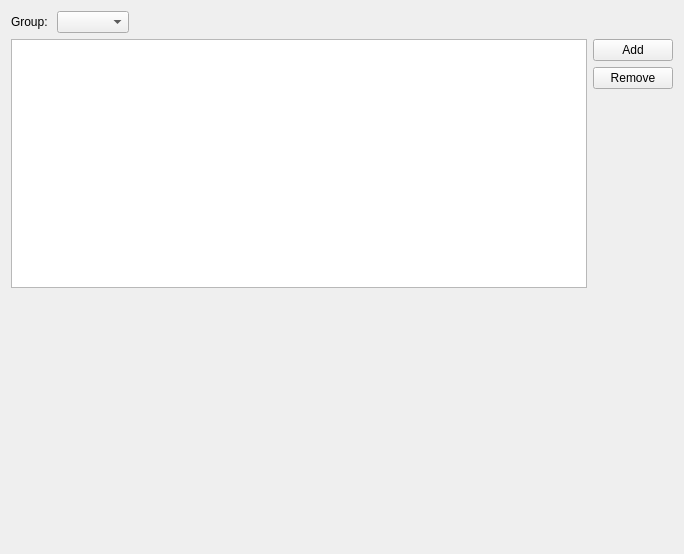
qt-creator/qt-creator, file src/plugins/texteditor/snippets/snippetssettingspage.ui: the form before one commit.
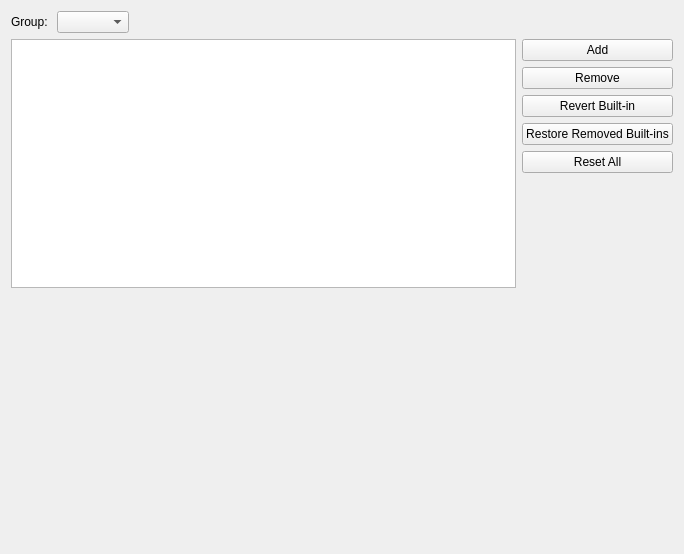
The form after the commit.

Diff of the .ui file:
```diff
--- a/src/plugins/texteditor/snippets/snippetssettingspage.ui
+++ b/src/plugins/texteditor/snippets/snippetssettingspage.ui
@@ -79,6 +79,27 @@
          </property>
         </widget>
        </item>
+       <item>
+        <widget class="QPushButton" name="revertButton">
+         <property name="text">
+          <string>Revert Built-in</string>
+         </property>
+        </widget>
+       </item>
+       <item>
+        <widget class="QPushButton" name="restoreRemovedButton">
+         <property name="text">
+          <string>Restore Removed Built-ins</string>
+         </property>
+        </widget>
+       </item>
+       <item>
+        <widget class="QPushButton" name="resetAllButton">
+         <property name="text">
+          <string>Reset All</string>
+         </property>
+        </widget>
+       </item>
        <item>
         <spacer name="verticalSpacer">
          <property name="orientation">
```
